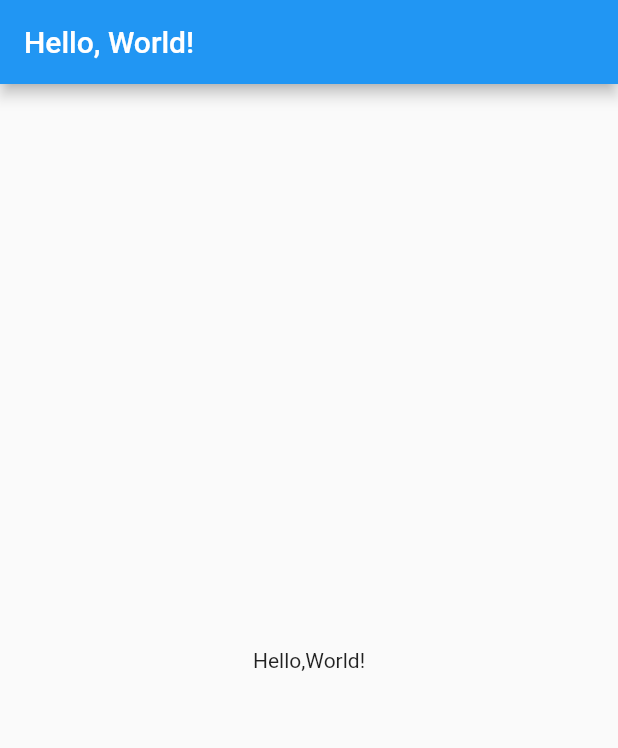
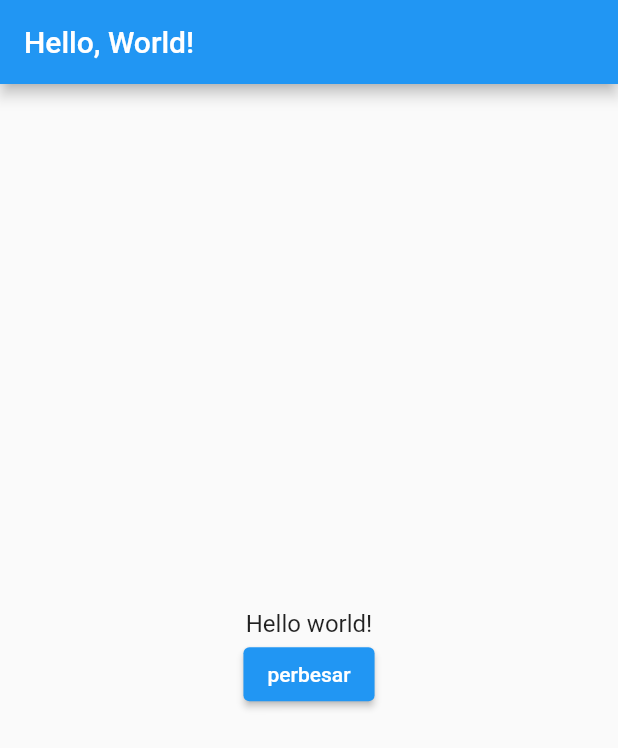
Before and after one commit to danamulyana/belajar-flutter-dasar, a Flutter app: the screen it shows after launch, on a phone screen of 412 x 824 dp. Shown: the top 748 px of the screen. Run offline on Flutter 3.47's test engine with Material 2 defaults, Android fonts, the light colour scheme and no system bars.

Commit message:
statelessWidget dan StatefulWidget

```diff
--- a/lib/main.dart
+++ b/lib/main.dart
@@ -18,9 +18,61 @@ class MyApp extends StatelessWidget{
           title: Text('Hello, World!'),
         ),
         body: Center(
-          child: Text('Hello,World!'),
+          child: BiggerText(
+            text: "Hello world!",
+          ),// Ubah widget Heading ke PerubahanText
         ),
       ),
     );
   }
 }
+
+class Heading extends StatelessWidget{
+  final String text; // state text bersifat final
+
+  const Heading({Key? key, required this.text}) : super(key: key); // lalu state text masuk ke constructor
+
+  @override
+  Widget build(BuildContext context){
+    return Text(
+      text,
+      style: const TextStyle(
+        fontSize: 24.0,
+        fontWeight: FontWeight.bold,
+      ),
+    );
+  }
+}
+
+class BiggerText extends StatefulWidget{
+  final String text; // ini parameter widget
+
+  const BiggerText({Key? key, required this.text}) : super(key: key);
+
+  @override
+  _BiggerTextState createState() => _BiggerTextState();
+}
+
+class _BiggerTextState extends State<BiggerText>{
+  double _textSize = 16.0; //ini state dari Widget ContohStateful
+
+  @override
+  Widget build(BuildContext context){
+    return Column(
+      mainAxisAlignment: MainAxisAlignment.center,
+      children: <Widget>[
+        Text(widget.text,
+          style: TextStyle(fontSize: _textSize),
+        ),
+        ElevatedButton(
+          child: const Text("perbesar"),
+          onPressed: (){
+            setState(() {
+              _textSize = 32.0;
+            });
+          },
+        )
+      ],
+    );
+  }
+}
```
